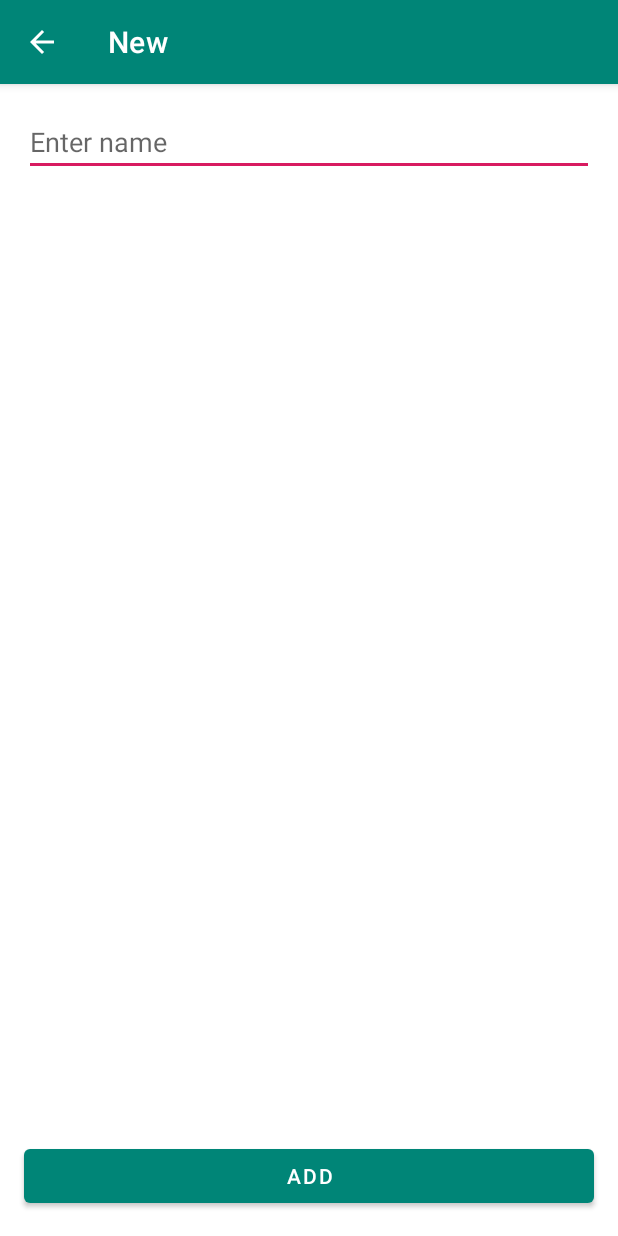
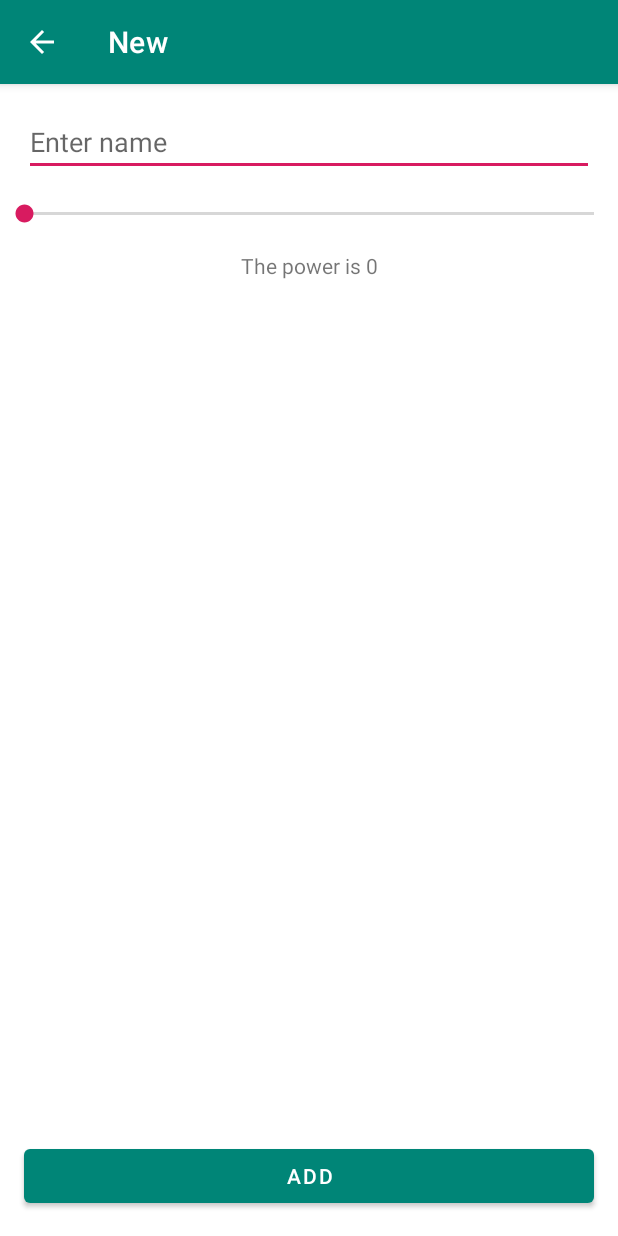
Before and after one commit to Alecfut07/marvel-comics, an Android app: the screen it shows after launch (NewCharacterActivity), after a tap on an icon or button, on a phone screen of 412 x 824 dp. Run offline under Robolectric (Android 15) with nearby library versions, the phone set to English and light mode, and no system bars.

Commit message:
Add seek bar to show power

```diff
--- a/app/src/main/java/com/example/marvelcomics/Character.kt
+++ b/app/src/main/java/com/example/marvelcomics/Character.kt
@@ -4,13 +4,21 @@ import android.os.Parcel
 import android.os.Parcelable
 import java.util.*
 
-class Character(var name: String, var id: String = UUID.randomUUID().toString()) : Parcelable {
+class Character(
+    var name: String,
+    var power : Int = (1..100).random(),
+    var id: String = UUID.randomUUID().toString()
+) : Parcelable {
 
-    constructor(parcel: Parcel) : this(parcel.readString(), parcel.readString()) {
+    constructor(parcel: Parcel) : this(
+        parcel.readString(),
+        parcel.readInt(),
+        parcel.readString()) {
     }
 
     override fun writeToParcel(parcel: Parcel, flags: Int) {
         parcel.writeString(name)
+        parcel.writeInt(power)
         parcel.writeString(id)
     }
 
--- a/app/src/main/java/com/example/marvelcomics/CharacterDetailsActivity.kt
+++ b/app/src/main/java/com/example/marvelcomics/CharacterDetailsActivity.kt
@@ -22,10 +22,13 @@ class CharacterDetailsActivity : AppCompatActivity() {
 
         details_name_edit_text.setText(character.name)
         details_id_text_view.text = character.id
+        details_seek_bar.progress = character.power
         details_save_button.setOnClickListener {
             val name = details_name_edit_text.text.toString()
+            val power = details_seek_bar.progress
             if (!name.isNullOrEmpty()) {
                 character.name = name
+                character.power = power
                 val intent = Intent()
                 intent.putExtra(UPDATE_CHARACTER_KEY, character)
                 setResult(Activity.RESULT_OK, intent)
--- a/app/src/main/java/com/example/marvelcomics/CharactersAdapter.kt
+++ b/app/src/main/java/com/example/marvelcomics/CharactersAdapter.kt
@@ -21,8 +21,7 @@ class CharactersAdapter(
         get() = CharactersStorage.characters
 
     override fun onCreateViewHolder(parent: ViewGroup, viewType: Int): CharacterViewHolder {
-        val view =
-            LayoutInflater.from(parent.context).inflate(R.layout.item_character, parent, false)
+        val view = LayoutInflater.from(parent.context).inflate(R.layout.item_character, parent, false)
         return CharacterViewHolder(view)
     }
 
@@ -80,9 +79,12 @@ class CharactersAdapter(
 
     class CharacterViewHolder(view: View) : RecyclerView.ViewHolder(view) {
         val nameTextView = view.findViewById<TextView>(R.id.name_text_view)
+        val powerTextView = view.findViewById<TextView>(R.id.power_text_view)
 
         fun bind(character: Character, callback: (Character) -> Unit) {
             nameTextView.text = character.name
+            powerTextView.text = character.power.toString()
+//            powerTextView.text = "${character.power}"
             itemView.setOnClickListener {
                 callback(character)
             }
--- a/app/src/main/java/com/example/marvelcomics/NewCharacterActivity.kt
+++ b/app/src/main/java/com/example/marvelcomics/NewCharacterActivity.kt
@@ -3,6 +3,7 @@ package com.example.marvelcomics
 import android.app.Activity
 import android.content.Intent
 import android.os.Bundle
+import android.widget.SeekBar
 import androidx.appcompat.app.AppCompatActivity
 import kotlinx.android.synthetic.main.activity_new_character.*
 
@@ -18,13 +19,28 @@ class NewCharacterActivity : AppCompatActivity() {
         supportActionBar?.title = this.getString(R.string.new_title)
         new_add_button.setOnClickListener {
             val name = new_name_edit_text.text.toString()
+            val power = new_seek_bar.progress
             if (!name.isNullOrEmpty()) {
-                val character = Character(name)
+                val character = Character(name, power)
                 val intent = Intent()
                 intent.putExtra(NEW_CHARACTER_KEY, character)
                 setResult(Activity.RESULT_OK, intent)
                 finish()
             }
         }
+        new_seek_bar_progress.text = this.getString(R.string.progress, 0)
+        new_seek_bar.setOnSeekBarChangeListener(object: SeekBar.OnSeekBarChangeListener {
+            override fun onProgressChanged(seekBar: SeekBar?, progress: Int, fromUser: Boolean) {
+                new_seek_bar_progress.text = this@NewCharacterActivity.getString(R.string.progress, progress)
+            }
+
+            override fun onStartTrackingTouch(seekBar: SeekBar?) {
+            }
+
+            override fun onStopTrackingTouch(seekBar: SeekBar?) {
+            }
+
+        })
+
     }
 }
--- a/app/src/main/res/layout/activity_new_character.xml
+++ b/app/src/main/res/layout/activity_new_character.xml
@@ -3,7 +3,6 @@
     android:layout_width="match_parent"
     android:layout_height="match_parent"
     xmlns:app="http://schemas.android.com/apk/res-auto">
-
 
     <EditText
         android:id="@+id/new_name_edit_text"
@@ -15,6 +14,21 @@
         android:hint="@string/enter_name"
         app:layout_constraintTop_toTopOf="parent"/>
 
+    <SeekBar
+        android:id="@+id/new_seek_bar"
+        android:layout_width="match_parent"
+        android:layout_height="wrap_content"
+        android:layout_marginVertical="@dimen/standard_margin"
+        app:layout_constraintTop_toBottomOf="@id/new_name_edit_text"/>
+
+    <TextView
+        android:id="@+id/new_seek_bar_progress"
+        android:layout_width="match_parent"
+        android:layout_height="wrap_content"
+        android:layout_marginVertical="@dimen/standard_margin"
+        android:textAlignment="center"
+        app:layout_constraintTop_toBottomOf="@id/new_seek_bar"/>
+
     <com.google.android.material.button.MaterialButton
         android:id="@+id/new_add_button"
         android:layout_width="match_parent"
--- a/app/src/main/res/values/strings.xml
+++ b/app/src/main/res/values/strings.xml
@@ -11,4 +11,5 @@
     <string name="sort_ascending">Sort ascending</string>
     <string name="sort_descending">Sort descending</string>
     <string name="clear_items">Clear</string>
+    <string name="progress">The power is %1$d</string>
 </resources>
```
Also changed, not shown: app/src/main/res/layout/activity_character_details.xml (+8 -0 lines), app/src/main/res/layout/item_character.xml (+10 -0 lines).
